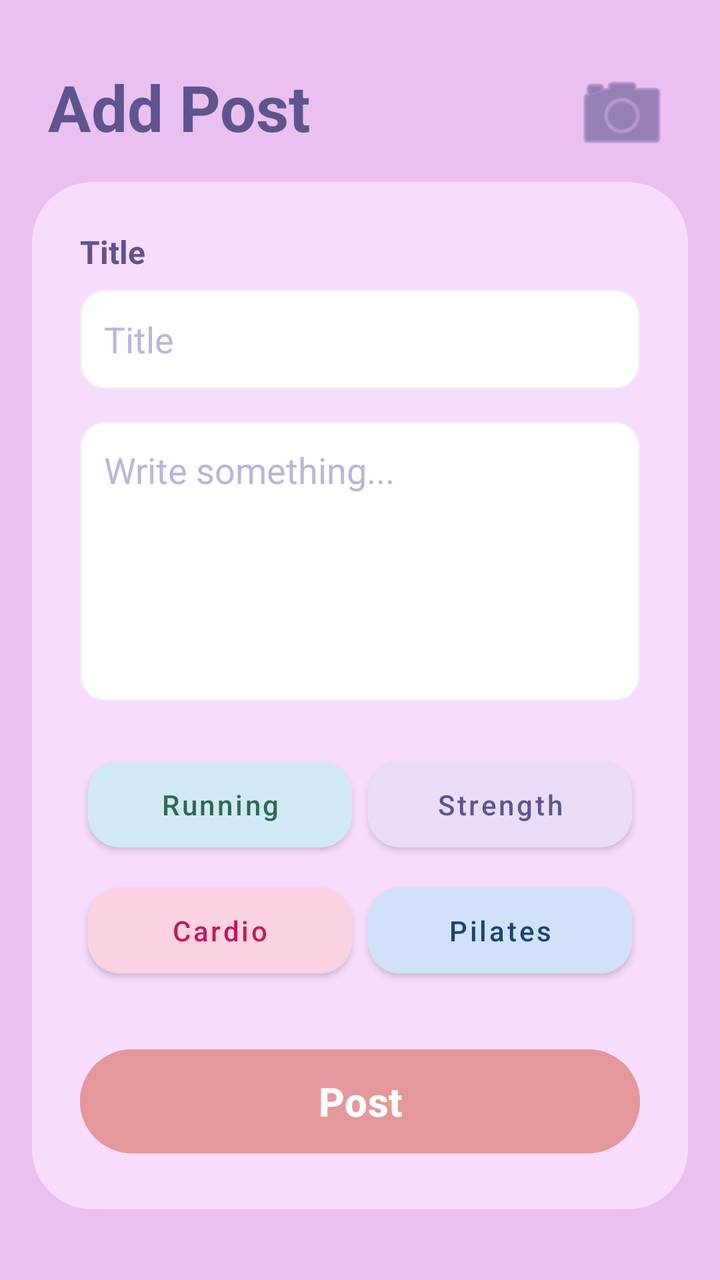
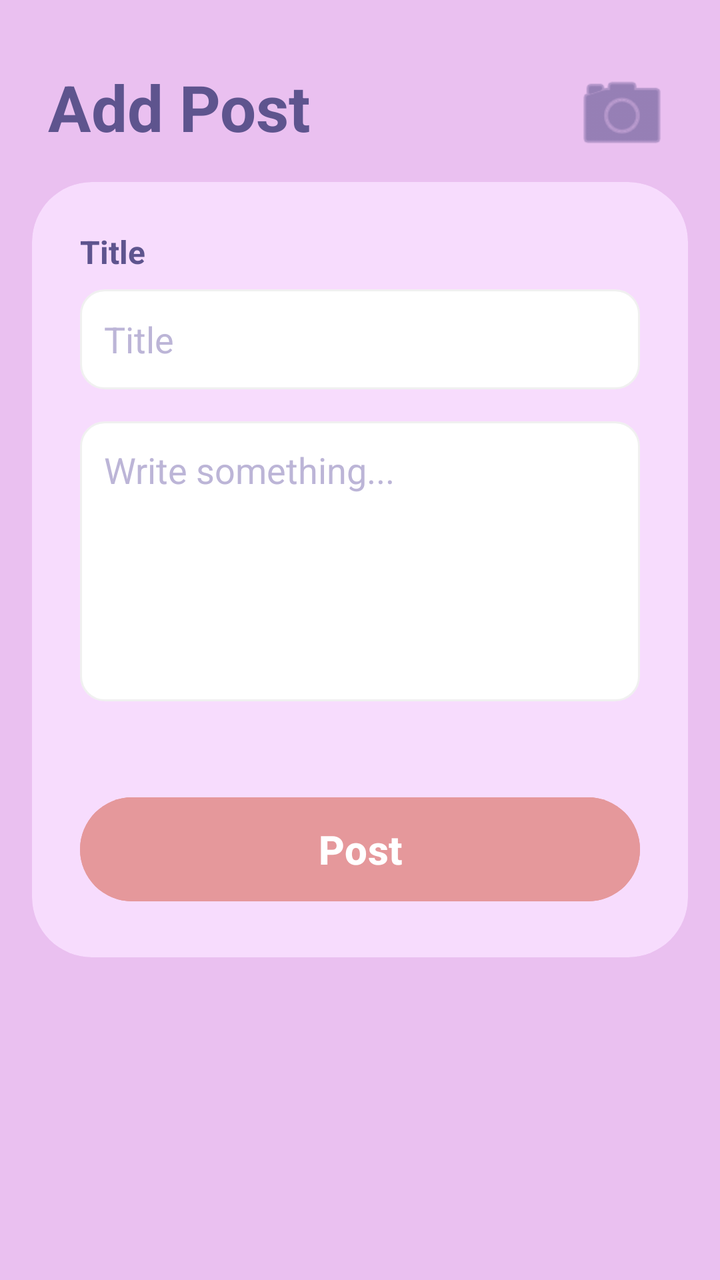

An Android layout rendered at two revisions. The XML below is the earlier revision; the diff shows what the commit changed to produce the second picture.
<!-- AndroidManifest.xml: application theme Base.Theme.StepUp -->
<!-- res/layout/activity_add_posts.xml -->
<?xml version="1.0" encoding="utf-8"?>

<androidx.constraintlayout.widget.ConstraintLayout xmlns:android="http://schemas.android.com/apk/res/android"
    xmlns:app="http://schemas.android.com/apk/res-auto"
    android:layout_width="match_parent"
    android:layout_height="match_parent"
    android:background="#EAC0F0">

    <TextView
        android:id="@+id/tvAddPost"
        android:layout_width="wrap_content"
        android:layout_height="wrap_content"
        android:layout_marginStart="24dp"
        android:layout_marginTop="32dp"
        android:text="Add Post"
        android:textColor="#5E548E"
        android:textSize="32sp"
        android:textStyle="bold"
        app:layout_constraintStart_toStartOf="parent"
        app:layout_constraintTop_toTopOf="parent" />

    <ImageButton
        android:id="@+id/btnAddImage"
        android:layout_width="50dp"
        android:layout_height="50dp"
        android:layout_marginEnd="24dp"
        android:background="?attr/selectableItemBackgroundBorderless"
        android:contentDescription="Add Image"
        android:scaleType="fitCenter"
        android:src="@android:drawable/ic_menu_camera"
        app:layout_constraintBottom_toBottomOf="@id/tvAddPost"
        app:layout_constraintEnd_toEndOf="parent"
        app:layout_constraintTop_toTopOf="@id/tvAddPost"
        app:layout_constraintVertical_bias="0.0"
        app:tint="#5E548E" />

    <androidx.cardview.widget.CardView
        android:layout_width="match_parent"
        android:layout_height="wrap_content"
        android:layout_margin="16dp"
        app:cardBackgroundColor="#F7DCFD"
        app:cardCornerRadius="30dp"
        app:cardElevation="0dp"
        app:layout_constraintTop_toBottomOf="@id/tvAddPost">

        <LinearLayout
            android:layout_width="match_parent"
            android:layout_height="wrap_content"
            android:orientation="vertical"
            android:padding="24dp">

            <TextView
                android:layout_width="wrap_content"
                android:layout_height="wrap_content"
                android:text="Title"
                android:textColor="#5E548E"
                android:textSize="16sp"
                android:textStyle="bold" />

            <EditText
                android:id="@+id/etTitle"
                android:layout_width="match_parent"
                android:layout_height="50dp"
                android:layout_marginTop="8dp"
                android:background="@drawable/edittext"
                android:hint="Title"
                android:padding="12dp"
                android:textColorHint="#BCB5D7" />

            <EditText
                android:id="@+id/etContent"
                android:layout_width="match_parent"
                android:layout_height="140dp"
                android:layout_marginTop="16dp"
                android:background="@drawable/edittext"
                android:gravity="top"
                android:hint="Write something..."
                android:padding="12dp"
                android:textColorHint="#BCB5D7" />

            <ImageView
                android:id="@+id/ivSelectedImage"
                android:layout_width="match_parent"
                android:layout_height="180dp"
                android:layout_marginTop="12dp"
                android:scaleType="centerCrop"
                android:visibility="gone"
                android:clipToOutline="true"
                android:background="@drawable/edittext" />

            <GridLayout
                android:layout_width="match_parent"
                android:layout_height="wrap_content"
                android:layout_marginTop="20dp"
                android:columnCount="2"
                android:alignmentMode="alignMargins">

                <Button
                    android:id="@+id/btnRunning"
                    style="@style/WorkoutButtonStyle"
                    android:layout_width="0dp"
                    android:layout_columnWeight="1"
                    android:layout_margin="4dp"
                    android:backgroundTint="#D1E9F6"
                    android:text="Running"
                    android:textColor="#2D6A4F"
                    app:iconTint="#2D6A4F" />

                <Button
                    android:id="@+id/btnStrength"
                    style="@style/WorkoutButtonStyle"
                    android:layout_width="0dp"
                    android:layout_columnWeight="1"
                    android:layout_margin="4dp"
                    android:backgroundTint="#EADCF7"
                    android:text="Strength"
                    android:textColor="#5E548E"
                    app:iconTint="#5E548E" />

                <Button
                    android:id="@+id/btnCardio"
                    style="@style/WorkoutButtonStyle"
                    android:layout_width="0dp"
                    android:layout_columnWeight="1"
                    android:layout_margin="4dp"
                    android:backgroundTint="#FAD2E1"
                    android:text="Cardio"
                    android:textColor="#C2185B"
                    app:iconTint="#C2185B" />

                <Button
                    android:id="@+id/btnPilates"
                    style="@style/WorkoutButtonStyle"
                    android:layout_width="0dp"
                    android:layout_columnWeight="1"
                    android:layout_margin="4dp"
                    android:backgroundTint="#D0E1F9"
                    android:text="Pilates"
                    android:textColor="#1A4375"
                    app:iconTint="#1A4375" />
            </GridLayout>

            <Button
                android:id="@+id/btnPost"
                android:layout_width="match_parent"
                android:layout_height="60dp"
                android:layout_marginTop="24dp"
                android:backgroundTint="#E5989B"
                android:text="Post"
                android:textAllCaps="false"
                android:textColor="#FFFFFF"
                android:textSize="20sp"
                android:textStyle="bold"
                app:cornerRadius="30dp" />

        </LinearLayout>
    </androidx.cardview.widget.CardView>
</androidx.constraintlayout.widget.ConstraintLayout>
<!-- resources referenced by this layout -->
<resources>
  <!-- drawable edittext (drawable) -->
  <?xml version="1.0" encoding="utf-8"?>
  
  <shape xmlns:android="http://schemas.android.com/apk/res/android">
      <solid android:color="#FFFFFF" />
  
      <stroke
          android:width="1dp"
          android:color="#F0F0F0" />
  
      <corners android:radius="12dp" />
  
      <padding
          android:left="10dp"
          android:right="10dp"
          android:top="10dp"
          android:bottom="10dp" />
  </shape>
  <style name="WorkoutButtonStyle" parent="Widget.MaterialComponents.Button">
          <item name="android:layout_width">0dp</item>
          <item name="android:layout_height">55dp</item>
          <item name="android:layout_columnWeight">1</item>
          <item name="android:layout_margin">6dp</item>
          <item name="android:textAllCaps">false</item>
          <item name="android:textSize">14sp</item>
          <item name="cornerRadius">16dp</item>
      </style>
  <style name="Base.Theme.StepUp" parent="Theme.Material3.DayNight.NoActionBar">
      </style>
</resources>

<!-- the commit's change to res/layout/activity_add_posts.xml (unified diff, before → after) -->
@@ -94,50 +94,6 @@
                 android:layout_marginTop="20dp"
                 android:columnCount="2"
                 android:alignmentMode="alignMargins">
-
-                <Button
-                    android:id="@+id/btnRunning"
-                    style="@style/WorkoutButtonStyle"
-                    android:layout_width="0dp"
-                    android:layout_columnWeight="1"
-                    android:layout_margin="4dp"
-                    android:backgroundTint="#D1E9F6"
-                    android:text="Running"
-                    android:textColor="#2D6A4F"
-                    app:iconTint="#2D6A4F" />
-
-                <Button
-                    android:id="@+id/btnStrength"
-                    style="@style/WorkoutButtonStyle"
-                    android:layout_width="0dp"
-                    android:layout_columnWeight="1"
-                    android:layout_margin="4dp"
-                    android:backgroundTint="#EADCF7"
-                    android:text="Strength"
-                    android:textColor="#5E548E"
-                    app:iconTint="#5E548E" />
-
-                <Button
-                    android:id="@+id/btnCardio"
-                    style="@style/WorkoutButtonStyle"
-                    android:layout_width="0dp"
-                    android:layout_columnWeight="1"
-                    android:layout_margin="4dp"
-                    android:backgroundTint="#FAD2E1"
-                    android:text="Cardio"
-                    android:textColor="#C2185B"
-                    app:iconTint="#C2185B" />
-
-                <Button
-                    android:id="@+id/btnPilates"
-                    style="@style/WorkoutButtonStyle"
-                    android:layout_width="0dp"
-                    android:layout_columnWeight="1"
-                    android:layout_margin="4dp"
-                    android:backgroundTint="#D0E1F9"
-                    android:text="Pilates"
-                    android:textColor="#1A4375"
-                    app:iconTint="#1A4375" />
             </GridLayout>
 
             <Button
<!-- resource entries referenced after the edit -->
@@ -18,15 +18,6 @@
           android:top="10dp"
           android:bottom="10dp" />
   </shape>
-  <style name="WorkoutButtonStyle" parent="Widget.MaterialComponents.Button">
-          <item name="android:layout_width">0dp</item>
-          <item name="android:layout_height">55dp</item>
-          <item name="android:layout_columnWeight">1</item>
-          <item name="android:layout_margin">6dp</item>
-          <item name="android:textAllCaps">false</item>
-          <item name="android:textSize">14sp</item>
-          <item name="cornerRadius">16dp</item>
-      </style>
   <style name="Base.Theme.StepUp" parent="Theme.Material3.DayNight.NoActionBar">
       </style>
 </resources>
